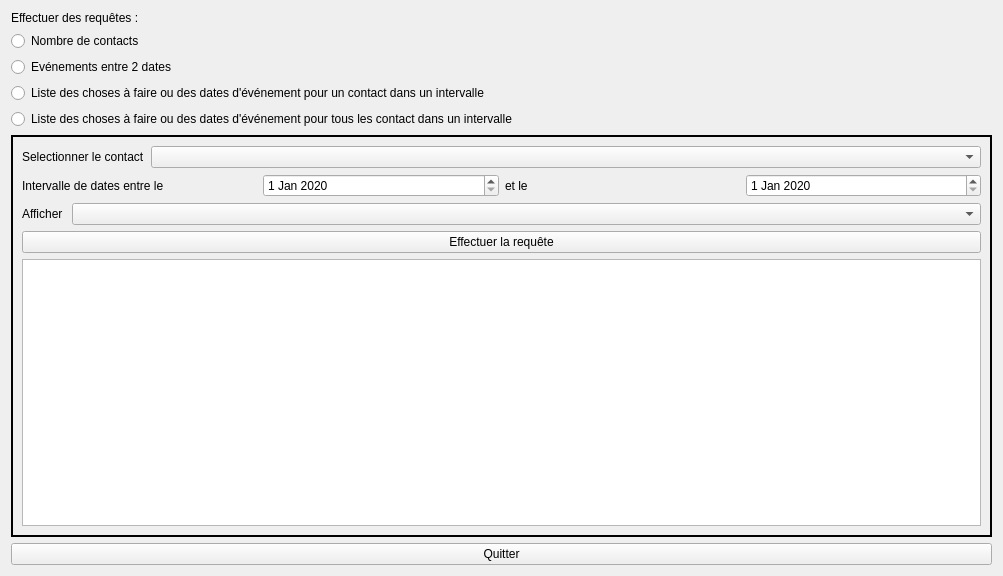
The window that Projet/RequeteWindow.ui (Dwarron/ProjetCDAA) describes before a commit, drawn with Qt 5.
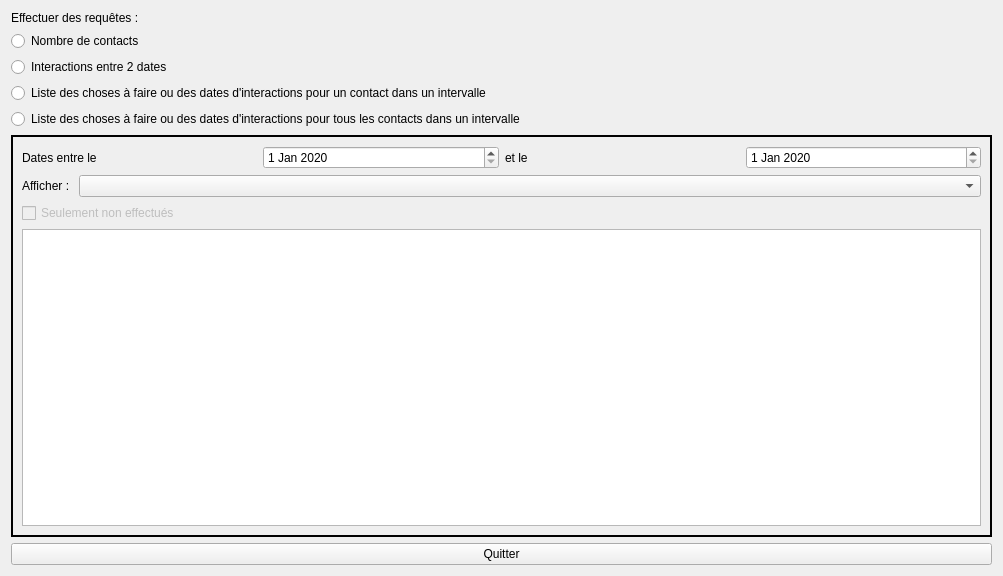
The same window after the commit.

What changed in the file:
```diff
--- a/Projet/RequeteWindow.ui
+++ b/Projet/RequeteWindow.ui
@@ -43,7 +43,7 @@
          <item>
           <widget class="QRadioButton" name="eventButton">
            <property name="text">
-            <string>Evénements entre 2 dates</string>
+            <string>Interactions entre 2 dates</string>
            </property>
            <attribute name="buttonGroup">
             <string notr="true">buttonGroup</string>
@@ -53,7 +53,7 @@
          <item>
           <widget class="QRadioButton" name="listContactButton">
            <property name="text">
-            <string>Liste des choses à faire ou des dates d'événement pour un contact dans un intervalle</string>
+            <string>Liste des choses à faire ou des dates d'interactions pour un contact dans un intervalle</string>
            </property>
            <attribute name="buttonGroup">
             <string notr="true">buttonGroup</string>
@@ -63,7 +63,7 @@
          <item>
           <widget class="QRadioButton" name="listContactsButton">
            <property name="text">
-            <string>Liste des choses à faire ou des dates d'événement pour tous les contact dans un intervalle</string>
+            <string>Liste des choses à faire ou des dates d'interactions pour tous les contacts dans un intervalle</string>
            </property>
            <attribute name="buttonGroup">
             <string notr="true">buttonGroup</string>
@@ -169,26 +169,12 @@
         <layout class="QGridLayout" name="gridLayout_7">
          <item row="0" column="0">
           <layout class="QVBoxLayout" name="verticalLayout_3">
-           <item>
-            <layout class="QFormLayout" name="formLayout">
-             <item row="0" column="0">
-              <widget class="QLabel" name="selectContactLabel">
-               <property name="text">
-                <string>Selectionner le contact</string>
-               </property>
-              </widget>
-             </item>
-             <item row="0" column="1">
-              <widget class="QComboBox" name="selectContactComboBox"/>
-             </item>
-            </layout>
-           </item>
            <item>
             <layout class="QHBoxLayout" name="horizontalLayout">
              <item>
               <widget class="QLabel" name="label_2">
                <property name="text">
-                <string>Intervalle de dates entre le </string>
+                <string>Dates entre le </string>
                </property>
               </widget>
              </item>
@@ -234,7 +220,7 @@
              <item row="0" column="0">
               <widget class="QLabel" name="afficherLabel">
                <property name="text">
-                <string>Afficher </string>
+                <string>Afficher : </string>
                </property>
               </widget>
              </item>
@@ -244,14 +230,24 @@
             </layout>
            </item>
            <item>
-            <widget class="QPushButton" name="validInfosContactPushButton">
+            <widget class="QCheckBox" name="checkBoxOnlyNotDoneContact">
+             <property name="enabled">
+              <bool>false</bool>
+             </property>
              <property name="text">
-              <string>Effectuer la requête</string>
+              <string>Seulement non effectués</string>
              </property>
             </widget>
            </item>
            <item>
-            <widget class="QPlainTextEdit" name="listeInfosContactplainTextEdit"/>
+            <widget class="QListView" name="listViewRequeteContact">
+             <property name="editTriggers">
+              <set>QAbstractItemView::NoEditTriggers</set>
+             </property>
+             <property name="tabKeyNavigation">
+              <bool>true</bool>
+             </property>
+            </widget>
            </item>
           </layout>
          </item>
```
Left out of the diff: 74 changed lines with no effect on the pictures.
